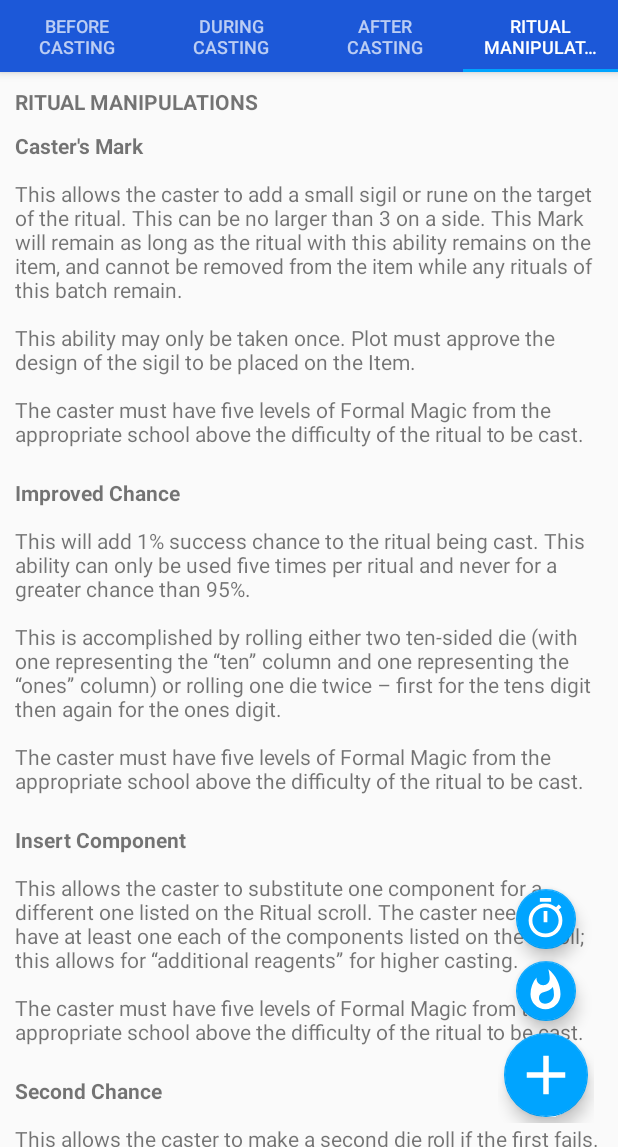
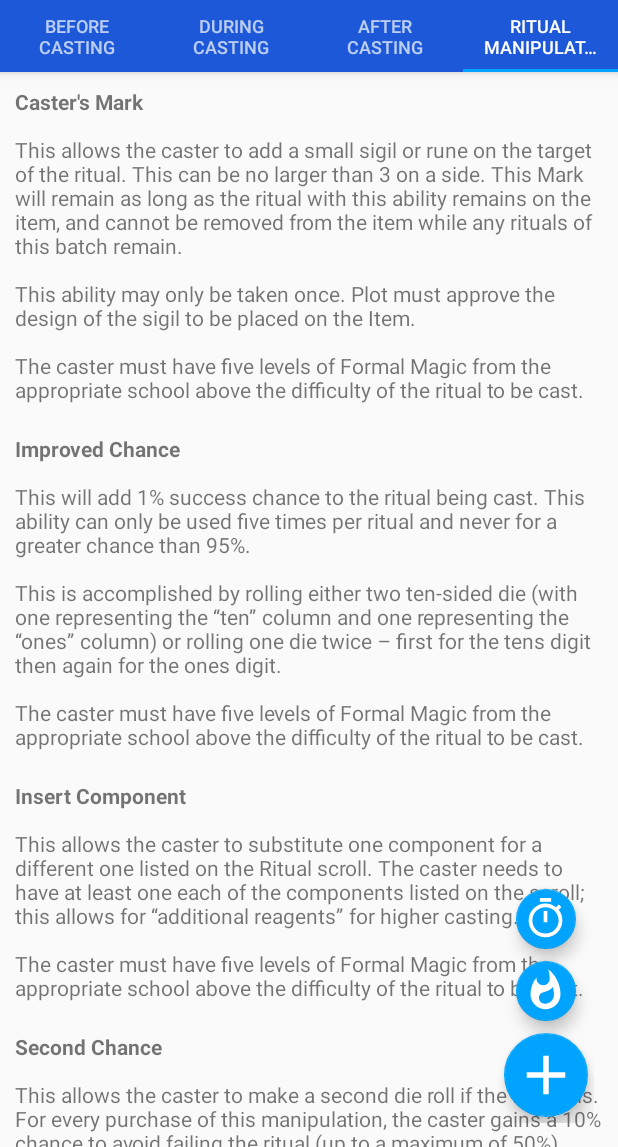
Before and after one commit to raddue/AllianceRitualMarshal, an Android app: the screen it shows after launch (MainActivity), tab 4 chosen, on a phone screen of 412 x 824 dp, the part 89-1236 px from its top. Run offline under Robolectric (Android 15) with nearby library versions, the phone set to English and light mode, and no system bars.

Commit message:
Removed ritual manipulations title.

```diff
--- a/app/src/main/res/layout/fragment_rit_manips.xml
+++ b/app/src/main/res/layout/fragment_rit_manips.xml
@@ -19,22 +19,6 @@
             android:layout_width="fill_parent"
             android:layout_height="wrap_content"
             android:orientation="vertical">
-
-            <TextView
-                android:layout_width="wrap_content"
-                android:layout_height="wrap_content"
-                android:paddingLeft="10sp"
-                android:paddingTop="10sp"
-                android:paddingRight="10sp"
-                android:paddingBottom="0sp"
-                android:scrollbars="vertical"
-                android:text="@string/rit_manip_title"
-                android:textAllCaps="true"
-                android:textSize="14sp"
-                android:textStyle="bold"
-                app:layout_constraintStart_toStartOf="parent"
-                app:layout_constraintTop_toTopOf="parent"
-                tools:ignore="AllCaps" />
 
             <TextView
                 android:layout_width="wrap_content"
```
